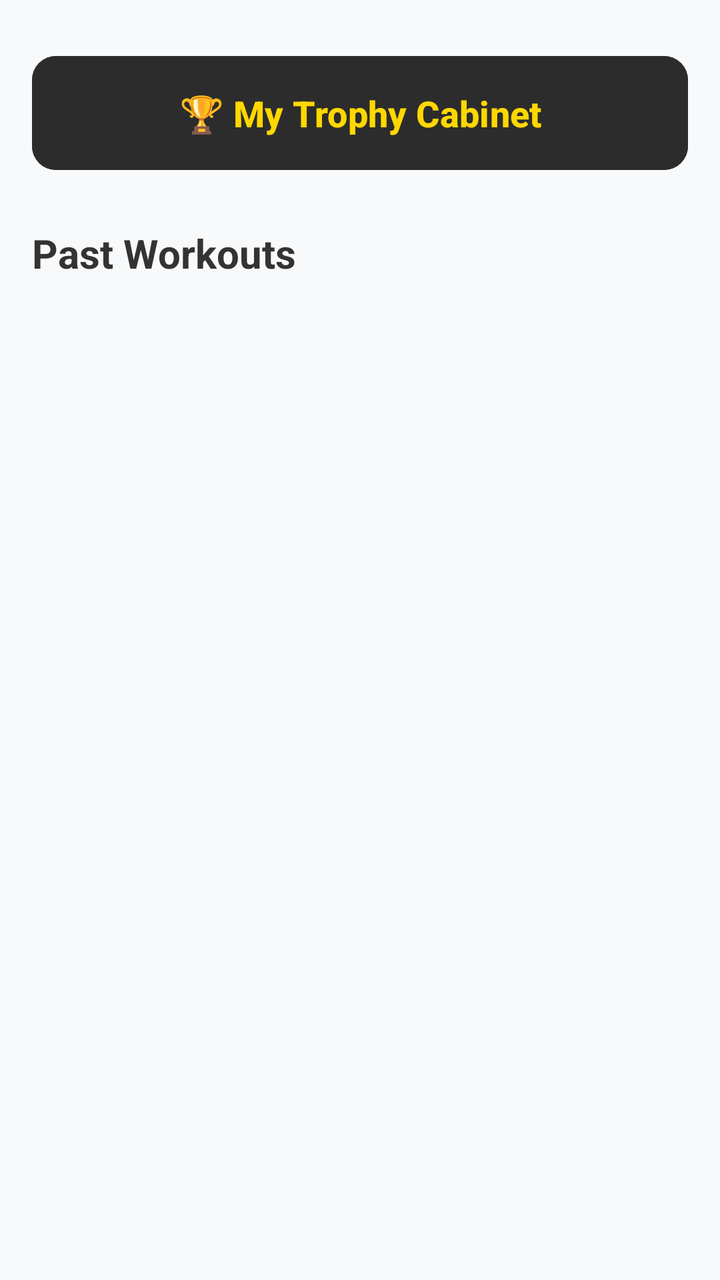
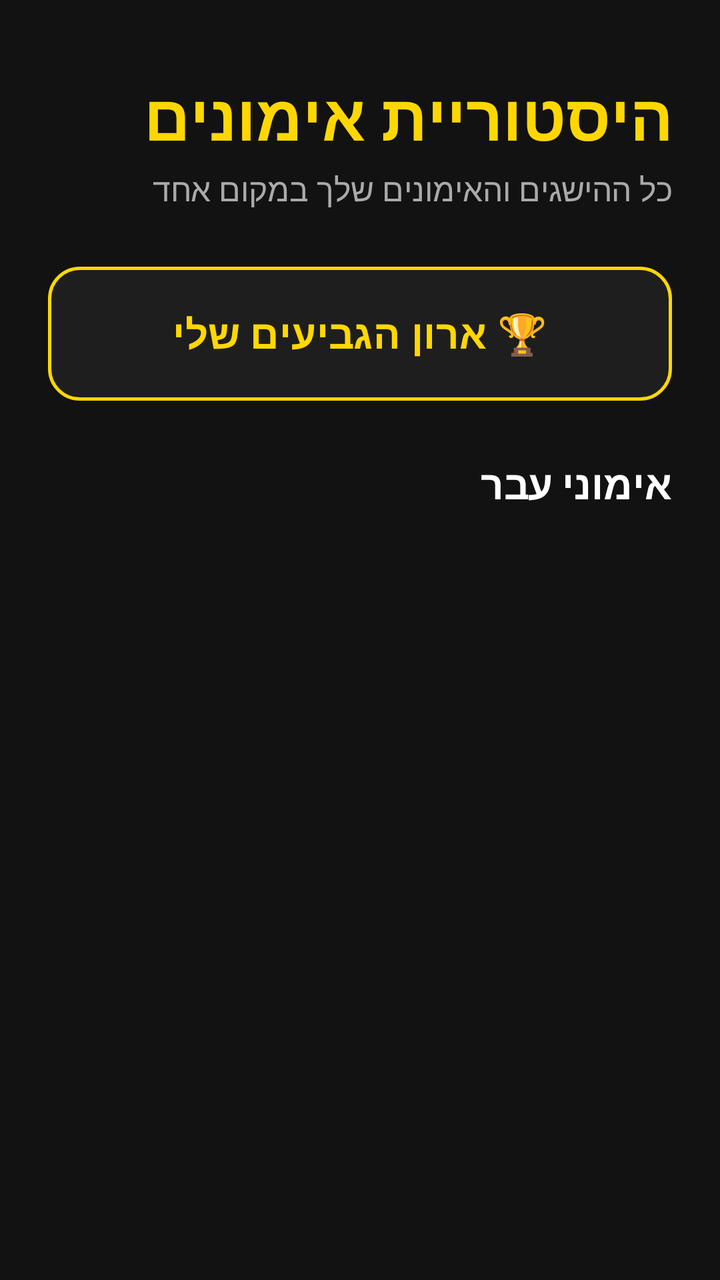

Compare the two renders of this Android layout. The source of the first and the diff that turns it into the second are given below.
<!-- AndroidManifest.xml: application theme Theme.PeakFitA -->
<!-- res/layout/fragment_history.xml -->
<?xml version="1.0" encoding="utf-8"?>
<LinearLayout xmlns:android="http://schemas.android.com/apk/res/android"
    xmlns:app="http://schemas.android.com/apk/res-auto"
    android:layout_width="match_parent"
    android:layout_height="match_parent"
    android:orientation="vertical"
    android:padding="16dp"
    android:background="#F8F9FA">

    <Button
        android:id="@+id/btnTrophyCabinet"
        android:layout_width="match_parent"
        android:layout_height="65dp"
        android:text="🏆 My Trophy Cabinet"
        android:textSize="18sp"
        android:textStyle="bold"
        android:textColor="#FFD700"
        android:backgroundTint="#2C2C2C"
        app:cornerRadius="12dp"
        android:layout_marginTop="8dp"
        android:layout_marginBottom="24dp"
        android:elevation="4dp"/>

    <TextView
        android:layout_width="wrap_content"
        android:layout_height="wrap_content"
        android:text="Past Workouts"
        android:textSize="20sp"
        android:textStyle="bold"
        android:textColor="#333333"
        android:layout_marginBottom="12dp"/>

    <androidx.recyclerview.widget.RecyclerView
        android:id="@+id/rvHistoryWorkouts"
        android:layout_width="match_parent"
        android:layout_height="match_parent"
        android:clipToPadding="false"
        android:paddingBottom="80dp" />

</LinearLayout>
<!-- resources referenced by this layout -->
<resources>
  <style name="Theme.PeakFitA" parent="Base.Theme.PeakFitA" />
  <style name="Base.Theme.PeakFitA" parent="Theme.Material3.DayNight.NoActionBar">
          
          
      </style>
</resources>

<!-- the commit's change to res/layout/fragment_history.xml (unified diff, before → after) -->
@@ -4,30 +4,50 @@
     android:layout_width="match_parent"
     android:layout_height="match_parent"
     android:orientation="vertical"
-    android:padding="16dp"
-    android:background="#F8F9FA">
+    android:padding="24dp"
+    android:background="#121212"
+    android:layoutDirection="rtl">
 
-    <Button
+    <TextView
+        android:layout_width="match_parent"
+        android:layout_height="wrap_content"
+        android:text="היסטוריית אימונים"
+        android:textSize="32sp"
+        android:textStyle="bold"
+        android:textColor="#FFD700"
+        android:layout_marginTop="12dp"
+        android:layout_marginBottom="4dp" />
+
+    <TextView
+        android:layout_width="match_parent"
+        android:layout_height="wrap_content"
+        android:text="כל ההישגים והאימונים שלך במקום אחד"
+        android:textSize="16sp"
+        android:textColor="#AAAAAA"
+        android:layout_marginBottom="24dp" />
+
+    <com.google.android.material.button.MaterialButton
         android:id="@+id/btnTrophyCabinet"
         android:layout_width="match_parent"
-        android:layout_height="65dp"
-        android:text="🏆 My Trophy Cabinet"
-        android:textSize="18sp"
+        android:layout_height="75dp"
+        android:text="🏆 ארון הגביעים שלי"
+        android:textSize="20sp"
         android:textStyle="bold"
         android:textColor="#FFD700"
-        android:backgroundTint="#2C2C2C"
-        app:cornerRadius="12dp"
-        android:layout_marginTop="8dp"
+        app:backgroundTint="#1E1E1E"
+        app:strokeColor="#FFD700"
+        app:strokeWidth="1.5dp"
+        app:cornerRadius="16dp"
         android:layout_marginBottom="24dp"
-        android:elevation="4dp"/>
+        app:elevation="8dp"/>
 
     <TextView
         android:layout_width="wrap_content"
         android:layout_height="wrap_content"
-        android:text="Past Workouts"
+        android:text="אימוני עבר"
         android:textSize="20sp"
         android:textStyle="bold"
-        android:textColor="#333333"
+        android:textColor="#FFFFFF"
         android:layout_marginBottom="12dp"/>
 
     <androidx.recyclerview.widget.RecyclerView
@@ -35,6 +55,6 @@
         android:layout_width="match_parent"
         android:layout_height="match_parent"
         android:clipToPadding="false"
-        android:paddingBottom="80dp" />
+        android:paddingBottom="20dp" />
 
 </LinearLayout>
